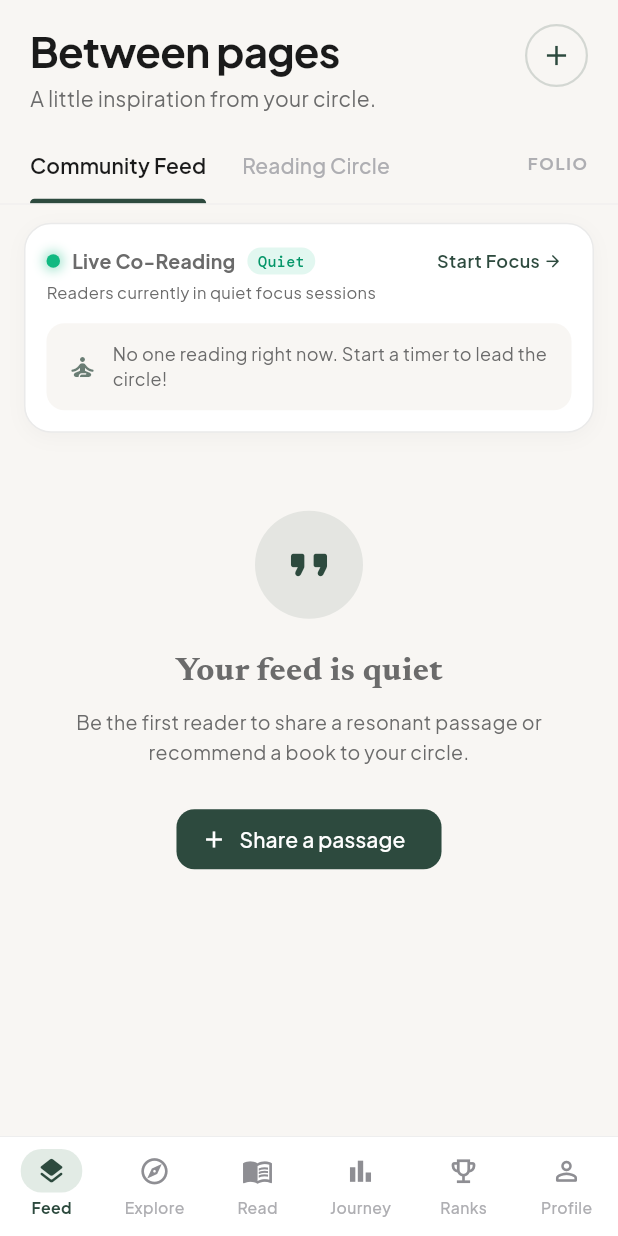
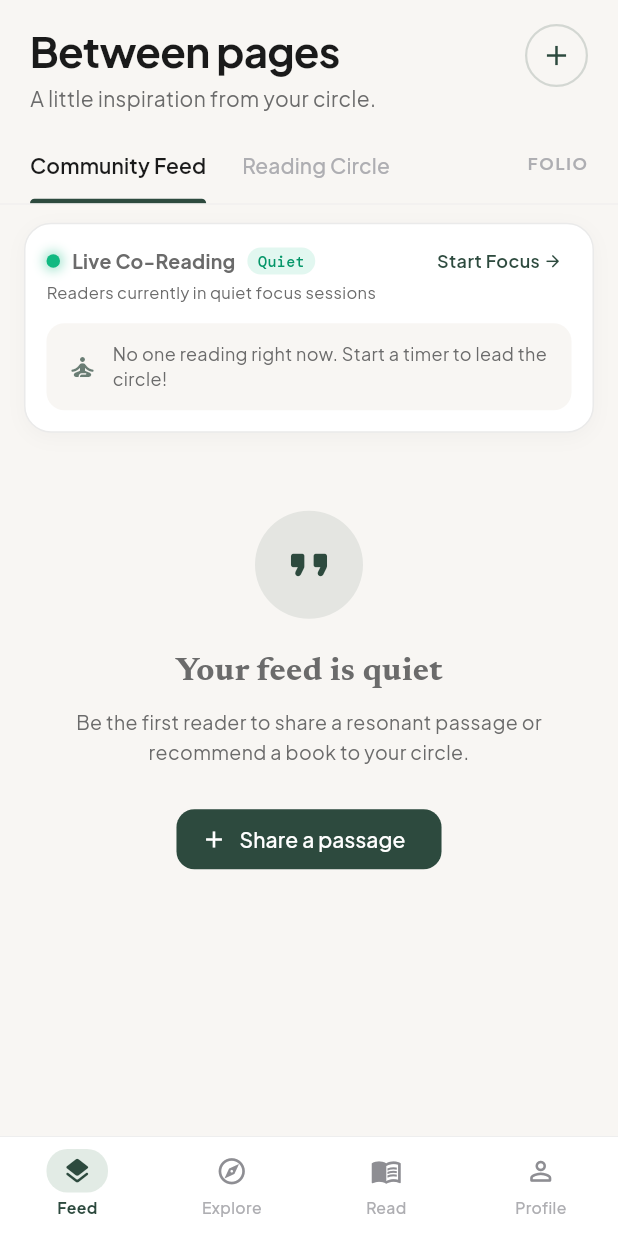
Before and after one commit to mulukentsegaye/liread, a Flutter app: the screen it shows after launch, after a tap on "Explore as Guest", on a phone screen of 412 x 824 dp. Run offline on Flutter 3.47's test engine with Material 3 defaults, Android fonts, the phone set to English and light mode, and no system bars; our stand-ins replace google_fonts, shared_preferences, supabase_flutter; accounts and stored records are empty; network calls fail.

Commit message:
feat(navigation): consolidate bottom bar into 4 streamlined tabs

```diff
--- a/frontend/lib/features/leaderboard/presentation/leaderboard_screen.dart
+++ b/frontend/lib/features/leaderboard/presentation/leaderboard_screen.dart
@@ -9,7 +9,12 @@ import '../domain/leaderboard_models.dart';
 /// Community Leaderboard & Reading Circle screen ("Reading circle").
 /// Connected to live Supabase community leaderboard metrics.
 class LeaderboardScreen extends StatefulWidget {
-  const LeaderboardScreen({super.key});
+  final bool showHeader;
+
+  const LeaderboardScreen({
+    super.key,
+    this.showHeader = true,
+  });
 
   @override
   State<LeaderboardScreen> createState() => _LeaderboardScreenState();
@@ -50,6 +55,7 @@ class _LeaderboardScreenState extends State<LeaderboardScreen> {
   Widget build(BuildContext context) {
     return Scaffold(
       body: SafeArea(
+        top: widget.showHeader,
         child: ListenableBuilder(
           listenable: ReadingSessionStore.instance,
           builder: (context, _) {
@@ -73,6 +79,7 @@ class _LeaderboardScreenState extends State<LeaderboardScreen> {
               child: CustomScrollView(
                 slivers: [
                   // ── Header ─────────────────────────────────────
+                  if (widget.showHeader)
                     SliverToBoxAdapter(
                       child: Padding(
                         padding: const EdgeInsets.fromLTRB(20, 16, 20, 12),
--- a/frontend/lib/features/navigation/presentation/main_navigation_shell.dart
+++ b/frontend/lib/features/navigation/presentation/main_navigation_shell.dart
@@ -3,16 +3,14 @@ import 'package:google_fonts/google_fonts.dart';
 
 import '../../../core/theme/app_colors.dart';
 import '../../../core/theme/theme_controller.dart';
-import '../../analytics/presentation/reading_journey_screen.dart';
 import '../../explore/presentation/explore_screen.dart';
 import '../../feed/presentation/discover_feed_screen.dart';
 import '../../leaderboard/data/reading_session_store.dart';
-import '../../leaderboard/presentation/leaderboard_screen.dart';
 import '../../profile/presentation/reader_profile_screen.dart';
 import '../../timer/presentation/reading_timer_screen.dart';
 
-/// Root scaffold with bottom navigation hosting the six main tabs:
-/// Feed, Explore (Open Library), Read (Timer), Journey, Ranks (Leaderboard), and Profile.
+/// Root scaffold with bottom navigation hosting the 4 essential tabs:
+/// Feed (Community & Circle), Explore (Search), Read (Timer), and Profile (Shelf & Journey).
 class MainNavigationShell extends StatefulWidget {
   final int initialIndex;
 
@@ -28,13 +26,15 @@ class MainNavigationShell extends StatefulWidget {
 class _MainNavigationShellState extends State<MainNavigationShell> {
   late int _currentIndex;
 
-  // All six main app screens: Feed, Explore, Read, Journey, Ranks, Profile.
+  // The 4 essential screens:
+  // 0. Feed (Community Feed & Reading Circle Leaderboard)
+  // 1. Explore (Open Library Catalog Search & Genres)
+  // 2. Read (Distraction-free Reading Timer & Sanctuary)
+  // 3. Profile (Reader Identity, Bookshelf, Journey Analytics, Saved Notes)
   final List<Widget> _screens = const [
     DiscoverFeedScreen(),
     ExploreScreen(),
     ReadingTimerScreen(),
-    ReadingJourneyScreen(),
-    LeaderboardScreen(),
     ReaderProfileScreen(),
   ];
 
@@ -125,24 +125,6 @@ class _MainNavigationShellState extends State<MainNavigationShell> {
                   ),
                   _buildNavItem(
                     index: 3,
-                    icon: Icons.bar_chart_outlined,
-                    activeIcon: Icons.bar_chart_rounded,
-                    label: 'Journey',
-                    activePillColor: activePillColor,
-                    activeIconColor: activeIconColor,
-                    isDark: isDark,
-                  ),
-                  _buildNavItem(
-                    index: 4,
-                    icon: Icons.emoji_events_outlined,
-                    activeIcon: Icons.emoji_events_rounded,
-                    label: 'Ranks',
-                    activePillColor: activePillColor,
-                    activeIconColor: activeIconColor,
-                    isDark: isDark,
-                  ),
-                  _buildNavItem(
-                    index: 5,
                     icon: Icons.person_outline_rounded,
                     activeIcon: Icons.person_rounded,
                     label: 'Profile',
--- a/frontend/lib/features/profile/presentation/reader_profile_screen.dart
+++ b/frontend/lib/features/profile/presentation/reader_profile_screen.dart
@@ -487,9 +487,9 @@ class _ReaderProfileScreenState extends State<ReaderProfileScreen>
                     indicatorColor: AppColors.primary,
                     indicatorSize: TabBarIndicatorSize.tab,
                     tabs: const [
-                      Tab(text: 'On my shelf'),
-                      Tab(text: 'Saved passages'),
-                      Tab(text: 'My reading circles'),
+                      Tab(text: 'Bookshelf'),
+                      Tab(text: 'Journey'),
+                      Tab(text: 'Saved notes'),
                     ],
                   ),
                 ),
@@ -499,14 +499,14 @@ class _ReaderProfileScreenState extends State<ReaderProfileScreen>
           body: TabBarView(
             controller: _tabController,
             children: [
-              // 1. On my shelf
+              // 1. Bookshelf
               _buildBookshelfTab(cardBg),
 
-              // 2. Saved passages
+              // 2. Journey (reading analytics & streaks)
+              const ReadingJourneyScreen(),
+
+              // 3. Saved notes
               _buildSavedPassagesTab(surfaceColor),
-
-              // 3. My reading circles
-              _buildReadingCirclesTab(surfaceColor),
             ],
           ),
         ),
@@ -727,49 +727,4 @@ class _ReaderProfileScreenState extends State<ReaderProfileScreen>
       },
     );
   }
-
-  Widget _buildReadingCirclesTab(Color surfaceColor) {
-    return ListView(
-      padding: const EdgeInsets.fromLTRB(20, 16, 20, 80),
-      children: [
-        Container(
-          padding: const EdgeInsets.all(18),
-          decoration: BoxDecoration(
-            color: surfaceColor,
-            borderRadius: BorderRadius.circular(16),
-            border: Border.all(color: AppColors.divider),
-          ),
-          child: Column(
-            crossAxisAlignment: CrossAxisAlignment.start,
-            children: [
-              const Row(
-                children: [
-                  Icon(Icons.people_outline_rounded, color: AppColors.primary),
-                  SizedBox(width: 8),
-                  Text(
-                    'Community Circle Stats',
-                    style: TextStyle(fontWeight: FontWeight.w700, fontSize: 16),
-                  ),
-                ],
-              ),
-              const SizedBox(height: 12),
-              const Text(
-                'Connect with readers sharing notes, book recommendations, and daily habit commitments.',
-                style: TextStyle(fontSize: 13, color: AppColors.textSecondary),
-              ),
-              const SizedBox(height: 20),
-              Row(
-                mainAxisAlignment: MainAxisAlignment.spaceAround,
-                children: [
-                  _buildStatColumn('$_currentStreak d', 'Streak'),
-                  _buildStatColumn('${_bookshelfItems.length}', 'Bookshelf'),
-                  _buildStatColumn('${_savedPassages.length}', 'Saved quotes'),
-                ],
-              ),
-            ],
-          ),
-        ),
-      ],
-    );
-  }
 }
```
Also changed, not shown: 1 other file. Lines whose indentation alone changed are shown as unchanged.
